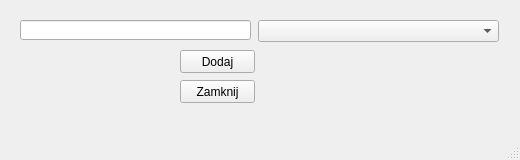
Before: the Qt Designer form Urzadzenia/urzadzeniadodajproducenta.ui in Astropl/OptiBase, drawn with Qt 5.
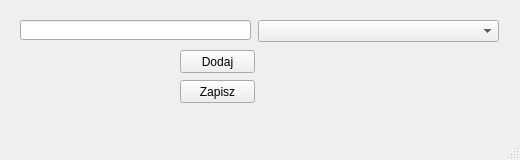
After: the same form once the commit is applied.

```diff
--- a/Urzadzenia/urzadzeniadodajproducenta.ui
+++ b/Urzadzenia/urzadzeniadodajproducenta.ui
@@ -37,7 +37,7 @@
      </rect>
     </property>
     <property name="text">
-     <string>Zamknij</string>
+     <string>Zapisz</string>
     </property>
    </widget>
    <widget class="QComboBox" name="comboBoxDodajProdcuenta">
```
